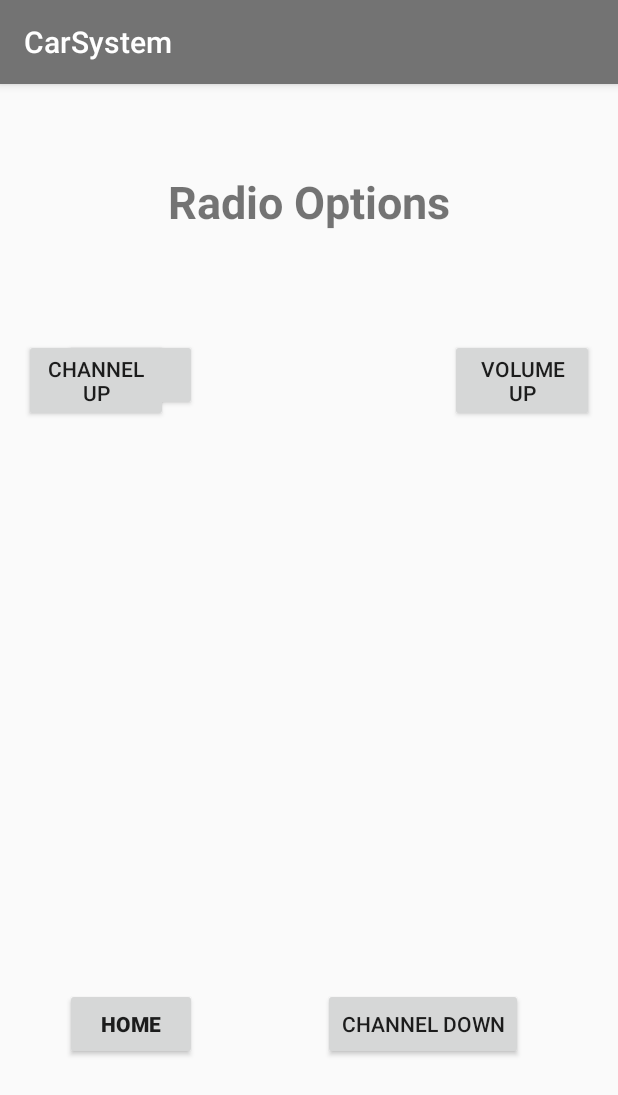
After one commit to mazaval4/carApp, an Android app: the RadioActivity2 screen opened directly, with no data from a screen before it, on a phone screen of 412 x 824 dp. The commit adds this screen. Shown: the top 1095 px of the screen. Run offline under Robolectric (Android 15) with nearby library versions, the phone set to English and light mode, and no system bars.

Commit message:
Radio Portion of App
The third step in the powerpoint was a little confusing, so I only
included channel up/down and volume up/down for the time being.

```diff
--- a/app/src/main/AndroidManifest.xml
+++ b/app/src/main/AndroidManifest.xml
@@ -17,7 +17,9 @@
         </activity>
         <activity android:name=".CarActivity" />
         <activity android:name=".WindowActivity" />
-        <activity android:name=".WiperActivity"></activity>
+        <activity android:name=".WiperActivity" />
+        <activity android:name=".RadioActivity" />
+        <activity android:name=".RadioActivity2"></activity>
     </application>
 
 </manifest>
--- /dev/null
+++ b/app/src/main/java/com/ser401/carsystem/RadioActivity2.java
@@ -0,0 +1,46 @@
+package com.ser401.carsystem;
+
+import android.content.Intent;
+import android.support.v7.app.AppCompatActivity;
+import android.os.Bundle;
+import android.view.MotionEvent;
+import android.view.View;
+import android.widget.Button;
+
+public class RadioActivity2 extends AppCompatActivity {
+
+    @Override
+    protected void onCreate(Bundle savedInstanceState) {
+        super.onCreate(savedInstanceState);
+        setContentView(R.layout.activity_radio2);
+
+        setupActivity();
+    }
+
+    public void setupActivity(){
+        //Back and Home Buttons//
+        final Button back_button = (Button)findViewById(R.id.radio_back2);
+        final Button home_button = (Button)findViewById(R.id.radio_home2);
+
+        //Making a listener//
+        View.OnTouchListener listener = new View.OnTouchListener(){
+            @Override
+            public boolean onTouch(View view, MotionEvent e) {
+
+                switch(view.getId()){
+                    case(R.id.radio_back2):
+                        startActivity(new Intent(RadioActivity2.this, RadioActivity.class));
+                        break;
+                    case(R.id.radio_home2):
+                        startActivity(new Intent(RadioActivity2.this, MainActivity.class));
+                        break;
+                }
+                return true;
+            }
+        };
+
+        //Set listeners//
+        back_button.setOnTouchListener(listener);
+        home_button.setOnTouchListener(listener);
+    }
+}
--- a/app/src/main/res/layout/activity_car.xml
+++ b/app/src/main/res/layout/activity_car.xml
@@ -76,7 +76,7 @@
         android:layout_alignTop="@+id/toggleLow"
         android:layout_alignLeft="@+id/wiperBtn"
         android:layout_alignStart="@+id/wiperBtn"
-        android:id="@+id/toggleButton2"
+        android:id="@+id/toggleHigh"
         android:textOff="@string/highToggleOff"
         android:textOn="@string/highToggleOn"
         android:layout_alignRight="@+id/wiperBtn"
--- /dev/null
+++ b/app/src/main/res/layout/activity_radio2.xml
@@ -0,0 +1,90 @@
+<?xml version="1.0" encoding="utf-8"?>
+<RelativeLayout xmlns:android="http://schemas.android.com/apk/res/android"
+    xmlns:tools="http://schemas.android.com/tools"
+    android:id="@+id/activity_radio2"
+    android:layout_width="match_parent"
+    android:layout_height="match_parent"
+    android:paddingBottom="@dimen/activity_vertical_margin"
+    android:paddingLeft="@dimen/activity_horizontal_margin"
+    android:paddingRight="@dimen/activity_horizontal_margin"
+    android:paddingTop="@dimen/activity_vertical_margin"
+    tools:context="com.ser401.carsystem.RadioActivity2">
+
+    <TextView
+        android:text="@string/radio_text"
+        android:layout_width="wrap_content"
+        android:layout_height="wrap_content"
+        android:layout_marginTop="42dp"
+        android:id="@+id/radio_view2"
+        android:textSize="30sp"
+        android:textStyle="normal|bold"
+        android:layout_alignParentTop="true"
+        android:layout_centerHorizontal="true" />
+
+    <Button
+        android:text="@string/home_text"
+        android:layout_width="wrap_content"
+        android:layout_height="wrap_content"
+        android:layout_alignParentBottom="true"
+        android:layout_alignRight="@+id/radio_back2"
+        android:layout_alignEnd="@+id/radio_back2"
+        android:layout_marginBottom="101dp"
+        android:id="@+id/radio_home2"
+        android:textStyle="normal|bold" />
+
+    <Button
+        android:text="@string/back_text"
+        android:layout_width="wrap_content"
+        android:layout_height="wrap_content"
+        android:layout_marginLeft="27dp"
+        android:layout_marginStart="27dp"
+        android:layout_marginTop="71dp"
+        android:id="@+id/radio_back2"
+        android:textStyle="normal|bold"
+        android:layout_below="@+id/radio_view2"
+        android:layout_alignParentLeft="true"
+        android:layout_alignParentStart="true" />
+
+    <Button
+        android:text="@string/channel_up"
+        android:layout_width="wrap_content"
+        android:layout_height="wrap_content"
+        android:layout_alignTop="@+id/radio_back2"
+        android:layout_toLeftOf="@+id/radio_view2"
+        android:layout_toStartOf="@+id/radio_view2"
+        android:id="@+id/channel_up" />
+
+    <Button
+        android:text="@string/volume_up"
+        android:layout_width="wrap_content"
+        android:layout_height="wrap_content"
+        android:id="@+id/volume_up"
+        android:layout_alignBaseline="@+id/channel_up"
+        android:layout_alignBottom="@+id/channel_up"
+        android:layout_toRightOf="@+id/radio_view2"
+        android:layout_toEndOf="@+id/radio_view2" />
+
+    <Button
+        android:text="@string/channel_down"
+        android:layout_width="wrap_content"
+        android:layout_height="wrap_content"
+        android:id="@+id/channel_down"
+        android:layout_alignBaseline="@+id/radio_home2"
+        android:layout_alignBottom="@+id/radio_home2"
+        android:layout_toRightOf="@+id/radio_home2"
+        android:layout_toEndOf="@+id/radio_home2"
+        android:layout_marginLeft="84dp"
+        android:layout_marginStart="84dp" />
+
+    <Button
+        android:text="@string/volume_down"
+        android:layout_width="wrap_content"
+        android:layout_height="wrap_content"
+        android:id="@+id/volume_down"
+        android:layout_alignBaseline="@+id/channel_down"
+        android:layout_alignBottom="@+id/channel_down"
+        android:layout_toRightOf="@+id/channel_down"
+        android:layout_toEndOf="@+id/channel_down"
+        android:layout_marginLeft="168dp"
+        android:layout_marginStart="168dp" />
+</RelativeLayout>
--- a/app/src/main/res/layout/activity_wiper.xml
+++ b/app/src/main/res/layout/activity_wiper.xml
@@ -14,7 +14,7 @@
         android:text="@string/wiper_text"
         android:layout_width="wrap_content"
         android:layout_height="wrap_content"
-        android:id="@+id/textView3"
+        android:id="@+id/wiper_text"
         android:textSize="30sp"
         android:textStyle="normal|bold"
         android:layout_alignParentTop="true"
@@ -38,7 +38,7 @@
         android:layout_height="wrap_content"
         android:layout_marginTop="55dp"
         android:id="@+id/wiper_back"
-        android:layout_below="@+id/textView3"
+        android:layout_below="@+id/wiper_text"
         android:layout_alignParentLeft="true"
         android:layout_alignParentStart="true"
         android:textStyle="normal|bold" />
--- a/app/src/main/res/values/strings.xml
+++ b/app/src/main/res/values/strings.xml
@@ -18,4 +18,14 @@
     <string name="highToggleOff">High Beams Off</string>
     <string name="highToggleOn">High Beams On</string>
 
+    <string name="radio_text">Radio Options</string>
+    <string name="radio_switch">Modulation</string>
+    <string name="radio_am">AM</string>
+    <string name="radio_fm">FM</string>
+    <string name="channel_down">Channel Down</string>
+    <string name="channel_up">Channel Up</string>
+    <string name="volume_up">Volume Up</string>
+    <string name="volume_down">Volume Down</string>
+
+
 </resources>
```
Also changed, not shown: app/src/main/java/com/ser401/carsystem/MainActivity.java (+13 -3 lines), app/src/main/java/com/ser401/carsystem/RadioActivity.java (added, +57 -0 lines), app/src/main/res/layout/activity_radio.xml (added, +64 -0 lines).
